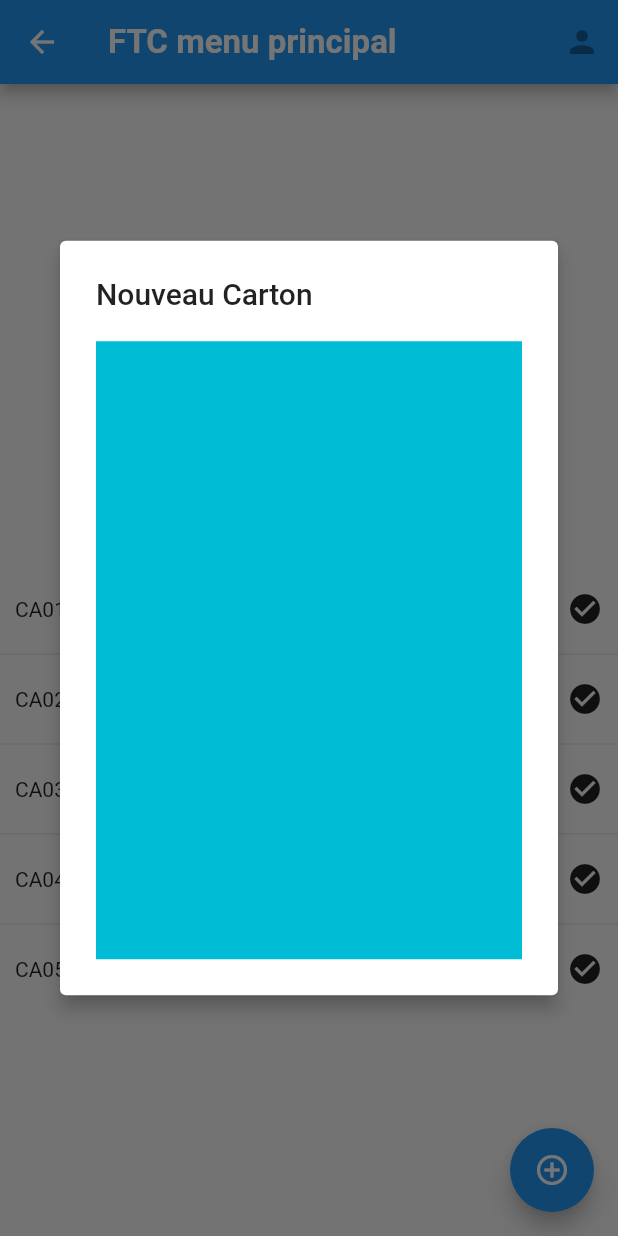
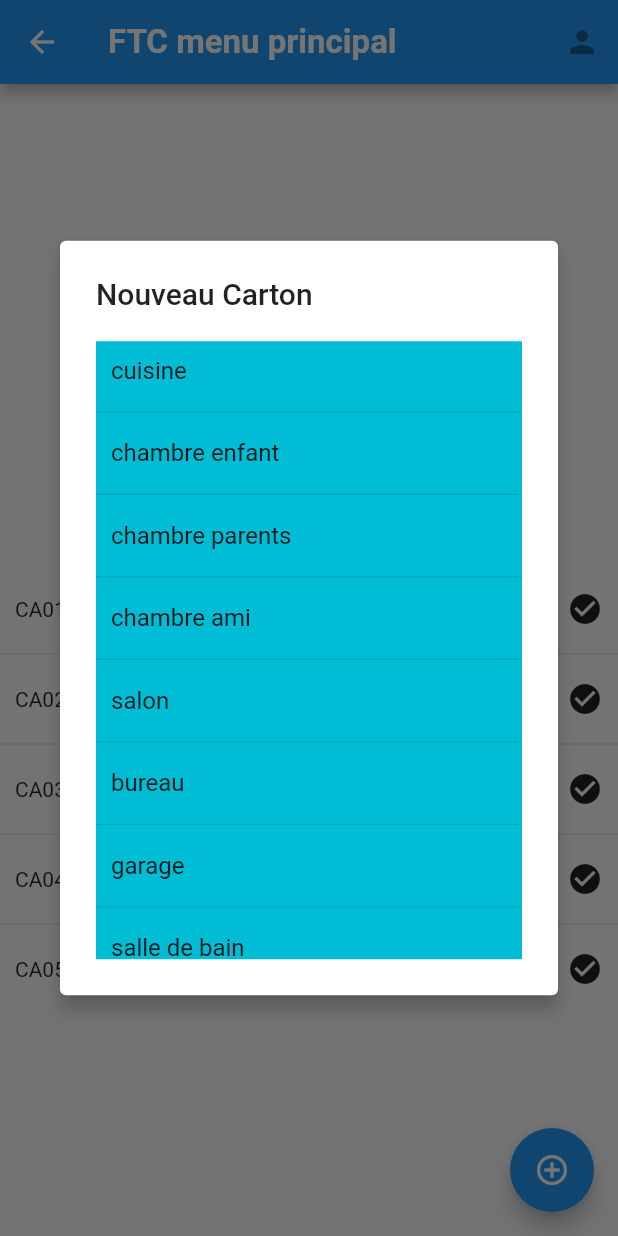
Before and after one commit to kemrode/ftc_flutter, a Flutter app: the HouseMoveMainView screen opened directly with empty values, after a tap on the "add circle outline" icon, on a phone screen of 412 x 824 dp. Run offline on Flutter 3.47's test engine with Material 2 defaults, Android fonts, the phone set to English and light mode, and no system bars.

Commit message:
display list of rooms in newBox

```diff
--- a/lib/Pages/houseMoveMainView.dart
+++ b/lib/Pages/houseMoveMainView.dart
@@ -1,4 +1,5 @@
 import 'package:flutter/material.dart';
+import 'package:untitled/Pages/newBoxView.dart';
 
 class HouseMoveMainView extends StatefulWidget {
   final String houseMoveName;
@@ -11,6 +12,43 @@ class HouseMoveMainView extends StatefulWidget {
 class _HouseMoveMainViewState extends State<HouseMoveMainView> {
 
   List<String> boxes = ["CA01","CA02","CA03","CA04","CA05"];
+
+
+  Map<String, String> rooms = {
+    "cuisine":"CUI",
+    "chambre enfant":"CHE",
+    "chambre parents":"CHP",
+    "chambre ami":"CHA",
+    "salon":"SAL",
+    "bureau":"BUR",
+    "garage":"GAR",
+    "salle de bain":"SDB",
+  };
+  List<String> listOfRooms = ["cuisine", "chambre enfant", "chambre parents", "chambre ami", "salon", "bureau", "garage", "salle de bain"];
+  List<String> listOfKitchenItems = [
+    "casseroles","petits ustensiles","assiettes","verres","bols","couverts","plats","conserves",
+    "produit entretien"
+  ];
+  List<String> listOfKidsItem = [
+    "jouets","jeux","livres enfants","vêtements enfant","couverture","draps","alèze","affaires bébé",
+    "oreiller","couette"
+  ];
+  List<String> listOfParents = [
+    "drap","couverture","couette","oreillers","vêtements homme","vêtements femme","grande tenue",
+    "lampe de chevet"
+  ];
+  List<String> listOfFriendRoom = [
+    "drap","oreiller","couverture","lampe de chevet","matériel scrap"
+  ];
+  List<String> listOfMainRoom = [
+    "assiette","luminaire","livres","bd","manga","dvd","cd","jeux vidéos","couverts","verres"
+  ];
+  List<String> listOfDesk = [
+    "administratif","ordinateur","petit matériel de bureau","feuilles blanches","cahiers"
+  ];
+  List<String> listOfBathroom = [
+    "savons","shampooing","serviettes","gants de toilette","matériel salle de bain"
+  ];
 
   List<Widget> itemBoxes() {
     List<Widget> items = [];
@@ -30,6 +68,19 @@ class _HouseMoveMainViewState extends State<HouseMoveMainView> {
         children: [
           Text(element),
           const Icon(Icons.check_circle)
+        ],
+      ),
+    );
+  }
+
+  Widget boxesSelectionView(String element) {
+    return Padding(
+        padding: EdgeInsets.all(10),
+      child: Row(
+        mainAxisSize: MainAxisSize.max,
+        mainAxisAlignment: MainAxisAlignment.spaceBetween,
+        children: [
+          Text(element),
         ],
       ),
     );
@@ -98,6 +149,13 @@ class _HouseMoveMainViewState extends State<HouseMoveMainView> {
       ),
       floatingActionButton: FloatingActionButton(
         onPressed: () {
+          // final newBoxView = NewBoxView();
+          // Navigator.of(context).pop();
+          // Navigator.of(context).push(
+          //   MaterialPageRoute(builder: (BuildContext ctx) {
+          //     return newBoxView;
+          //   })
+          // );
           AlertDialog alert = newBoxAlert();
           showDialog(
               context: context,
@@ -129,7 +187,19 @@ class _HouseMoveMainViewState extends State<HouseMoveMainView> {
                   child: Row(
                     mainAxisSize: MainAxisSize.max,
                     mainAxisAlignment: MainAxisAlignment.start,
-                    children: [],
+                    children: [
+                      Expanded(child: ListView.separated(
+                          scrollDirection: Axis.vertical,
+                          shrinkWrap: true,
+                          itemBuilder: (BuildContext context, int index) {
+                            return boxesSelectionView(listOfRooms[index]);
+                          },
+                          separatorBuilder: (BuildContext context, int index) {
+                            return const Divider();
+                          },
+                          itemCount: listOfRooms.length))
+
+                    ],
                   )
               ),
             ],
```
Also changed, not shown: lib/Pages/mainMenu.dart (+0 -34 lines), lib/Pages/newBoxView.dart (added, +51 -0 lines).
